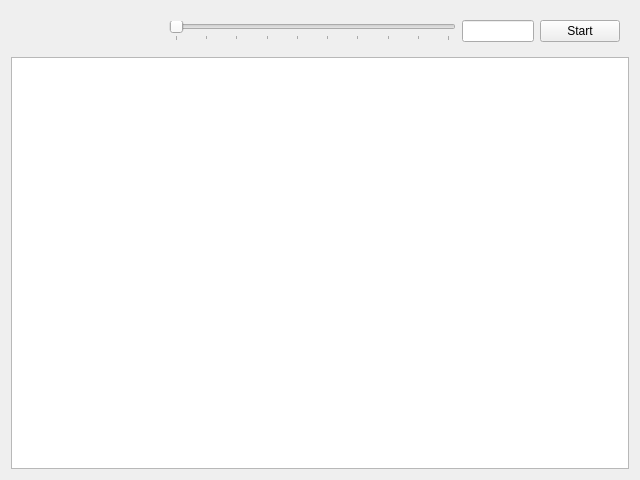
Before: the Qt Designer form src/blackgui/components/interpolationlogdisplay.ui in swift-project/pilotclient, drawn with Qt 5.
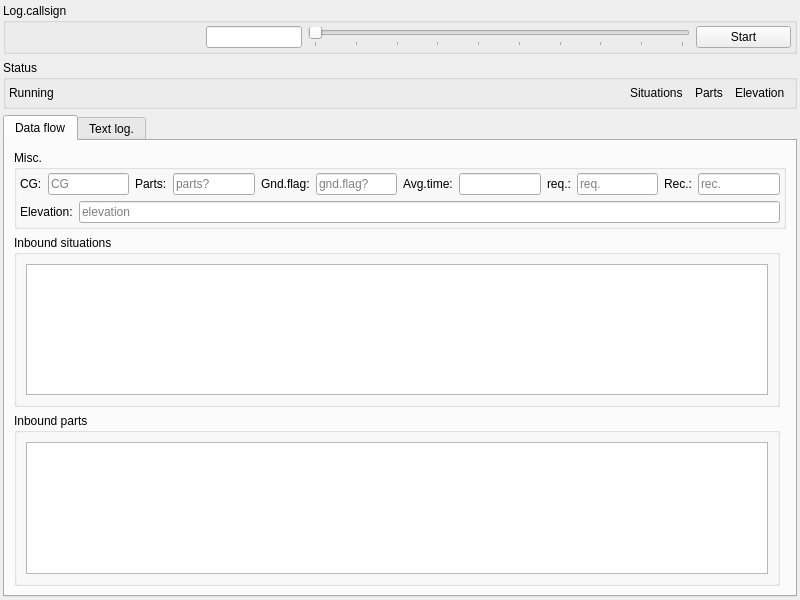
After: the same form once the commit is applied. Custom widgets are drawn as their Qt base class.

Patch:
```diff
--- a/src/blackgui/components/interpolationlogdisplay.ui
+++ b/src/blackgui/components/interpolationlogdisplay.ui
@@ -6,19 +6,57 @@
    <rect>
     <x>0</x>
     <y>0</y>
-    <width>640</width>
-    <height>480</height>
+    <width>800</width>
+    <height>600</height>
    </rect>
   </property>
   <property name="windowTitle">
    <string>Interpolation log. display</string>
   </property>
-  <layout class="QVBoxLayout" name="verticalLayout">
+  <layout class="QVBoxLayout" name="vl_InterpolationLog">
+   <property name="leftMargin">
+    <number>3</number>
+   </property>
+   <property name="topMargin">
+    <number>3</number>
+   </property>
+   <property name="rightMargin">
+    <number>3</number>
+   </property>
+   <property name="bottomMargin">
+    <number>3</number>
+   </property>
    <item>
-    <widget class="QFrame" name="fr_Top">
-     <layout class="QHBoxLayout" name="hl_Top" stretch="2,4,1,1">
+    <widget class="QGroupBox" name="gb_LogCallsign">
+     <property name="title">
+      <string>Log.callsign</string>
+     </property>
+     <layout class="QHBoxLayout" name="hl_LogCallsign" stretch="2,1,4,1">
+      <property name="leftMargin">
+       <number>3</number>
+      </property>
+      <property name="topMargin">
+       <number>3</number>
+      </property>
+      <property name="rightMargin">
+       <number>3</number>
+      </property>
+      <property name="bottomMargin">
+       <number>3</number>
+      </property>
       <item>
-       <widget class="BlackGui::Components::CCallsignCompleter" name="comp_CallsignCompleter"/>
+       <widget class="BlackGui::Components::CCallsignCompleter" name="comp_CallsignCompleter">
+        <property name="focusPolicy">
+         <enum>Qt::StrongFocus</enum>
+        </property>
+       </widget>
+      </item>
+      <item>
+       <widget class="QLineEdit" name="le_UpdateTime">
+        <property name="readOnly">
+         <bool>true</bool>
+        </property>
+       </widget>
       </item>
       <item>
        <widget class="QSlider" name="hs_UpdateTime">
@@ -39,13 +77,6 @@
         </property>
        </widget>
       </item>
-      <item>
-       <widget class="QLineEdit" name="le_UpdateTime">
-        <property name="readOnly">
-         <bool>true</bool>
-        </property>
-       </widget>
-      </item>
       <item>
        <widget class="QPushButton" name="pb_StartStop">
         <property name="text">
@@ -57,10 +88,328 @@
     </widget>
    </item>
    <item>
-    <widget class="QTextEdit" name="te_Log">
-     <property name="readOnly">
-      <bool>true</bool>
+    <widget class="QGroupBox" name="gb_Status">
+     <property name="title">
+      <string>Status</string>
      </property>
+     <layout class="QHBoxLayout" name="hl_Status">
+      <property name="leftMargin">
+       <number>3</number>
+      </property>
+      <property name="topMargin">
+       <number>3</number>
+      </property>
+      <property name="rightMargin">
+       <number>3</number>
+      </property>
+      <property name="bottomMargin">
+       <number>3</number>
+      </property>
+      <item>
+       <widget class="QLabel" name="lbl_RunningLed">
+        <property name="text">
+         <string>Running</string>
+        </property>
+       </widget>
+      </item>
+      <item>
+       <widget class="BlackGui::CLedWidget" name="led_Running" native="true"/>
+      </item>
+      <item>
+       <spacer name="hs_LedBar">
+        <property name="orientation">
+         <enum>Qt::Horizontal</enum>
+        </property>
+        <property name="sizeHint" stdset="0">
+         <size>
+          <width>352</width>
+          <height>20</height>
+         </size>
+        </property>
+       </spacer>
+      </item>
+      <item>
+       <widget class="QLabel" name="lbl_SituationsLed">
+        <property name="text">
+         <string>Situations</string>
+        </property>
+       </widget>
+      </item>
+      <item>
+       <widget class="BlackGui::CLedWidget" name="led_Situation" native="true"/>
+      </item>
+      <item>
+       <widget class="QLabel" name="lbl_PartsLed">
+        <property name="text">
+         <string>Parts</string>
+        </property>
+       </widget>
+      </item>
+      <item>
+       <widget class="BlackGui::CLedWidget" name="led_Parts" native="true"/>
+      </item>
+      <item>
+       <widget class="QLabel" name="lbl_ElevationLed">
+        <property name="text">
+         <string>Elevation</string>
+        </property>
+       </widget>
+      </item>
+      <item>
+       <widget class="BlackGui::CLedWidget" name="led_Elevation" native="true"/>
+      </item>
+     </layout>
+    </widget>
+   </item>
+   <item>
+    <widget class="QTabWidget" name="tw_LogTabs">
+     <property name="currentIndex">
+      <number>0</number>
+     </property>
+     <widget class="QWidget" name="tb_DataFlow">
+      <attribute name="title">
+       <string>Data flow</string>
+      </attribute>
+      <layout class="QGridLayout" name="gridLayout">
+       <item row="4" column="0">
+        <widget class="QGroupBox" name="gb_InboundSituations">
+         <property name="title">
+          <string>Inbound situations</string>
+         </property>
+         <layout class="QVBoxLayout" name="vl_InboundSituations">
+          <item>
+           <widget class="BlackGui::Views::CAircraftSituationView" name="tvp_AircraftSituations">
+            <property name="selectionMode">
+             <enum>QAbstractItemView::SingleSelection</enum>
+            </property>
+            <property name="selectionBehavior">
+             <enum>QAbstractItemView::SelectRows</enum>
+            </property>
+            <attribute name="verticalHeaderVisible">
+             <bool>false</bool>
+            </attribute>
+           </widget>
+          </item>
+         </layout>
+        </widget>
+       </item>
+       <item row="1" column="0" colspan="2">
+        <widget class="QGroupBox" name="gb_DataMisc">
+         <property name="title">
+          <string>Misc.</string>
+         </property>
+         <layout class="QVBoxLayout" name="vl_Misc" stretch="0,0">
+          <property name="leftMargin">
+           <number>3</number>
+          </property>
+          <property name="topMargin">
+           <number>3</number>
+          </property>
+          <property name="rightMargin">
+           <number>3</number>
+          </property>
+          <property name="bottomMargin">
+           <number>3</number>
+          </property>
+          <item>
+           <widget class="QFrame" name="fr_Misc1">
+            <layout class="QHBoxLayout" name="hl_Misc1">
+             <property name="leftMargin">
+              <number>0</number>
+             </property>
+             <property name="topMargin">
+              <number>0</number>
+             </property>
+             <property name="rightMargin">
+              <number>0</number>
+             </property>
+             <property name="bottomMargin">
+              <number>0</number>
+             </property>
+             <item>
+              <widget class="QLabel" name="lbl_CG">
+               <property name="text">
+                <string>CG:</string>
+               </property>
+              </widget>
+             </item>
+             <item>
+              <widget class="QLineEdit" name="le_CG">
+               <property name="readOnly">
+                <bool>true</bool>
+               </property>
+               <property name="placeholderText">
+                <string>CG</string>
+               </property>
+              </widget>
+             </item>
+             <item>
+              <widget class="QLabel" name="lbl_Parts">
+               <property name="text">
+                <string>Parts:</string>
+               </property>
+              </widget>
+             </item>
+             <item>
+              <widget class="QLineEdit" name="le_Parts">
+               <property name="readOnly">
+                <bool>true</bool>
+               </property>
+               <property name="placeholderText">
+                <string>parts?</string>
+               </property>
+              </widget>
+             </item>
+             <item>
+              <widget class="QLabel" name="lbl_GndFlag">
+               <property name="text">
+                <string>Gnd.flag:</string>
+               </property>
+              </widget>
+             </item>
+             <item>
+              <widget class="QLineEdit" name="le_GndFlag">
+               <property name="readOnly">
+                <bool>true</bool>
+               </property>
+               <property name="placeholderText">
+                <string>gnd.flag?</string>
+               </property>
+              </widget>
+             </item>
+             <item>
+              <widget class="QLabel" name="lbl_AverageUpdateTime">
+               <property name="text">
+                <string>Avg.time:</string>
+               </property>
+              </widget>
+             </item>
+             <item>
+              <widget class="QLineEdit" name="le_AvgUpdateTimeMs">
+               <property name="readOnly">
+                <bool>true</bool>
+               </property>
+              </widget>
+             </item>
+             <item>
+              <widget class="QLabel" name="lbl_ElevationRequested">
+               <property name="text">
+                <string>req.:</string>
+               </property>
+              </widget>
+             </item>
+             <item>
+              <widget class="QLineEdit" name="le_ElevationReq">
+               <property name="toolTip">
+                <string>elevation requested</string>
+               </property>
+               <property name="readOnly">
+                <bool>true</bool>
+               </property>
+               <property name="placeholderText">
+                <string>req.</string>
+               </property>
+              </widget>
+             </item>
+             <item>
+              <widget class="QLabel" name="lbl_ElevationReceived">
+               <property name="text">
+                <string>Rec.:</string>
+               </property>
+              </widget>
+             </item>
+             <item>
+              <widget class="QLineEdit" name="le_ElevationRec">
+               <property name="toolTip">
+                <string>elevation received</string>
+               </property>
+               <property name="readOnly">
+                <bool>true</bool>
+               </property>
+               <property name="placeholderText">
+                <string>rec.</string>
+               </property>
+              </widget>
+             </item>
+            </layout>
+           </widget>
+          </item>
+          <item>
+           <widget class="QFrame" name="fr_Misc2">
+            <layout class="QHBoxLayout" name="hl_Misc2">
+             <property name="leftMargin">
+              <number>0</number>
+             </property>
+             <property name="topMargin">
+              <number>0</number>
+             </property>
+             <property name="rightMargin">
+              <number>0</number>
+             </property>
+             <property name="bottomMargin">
+              <number>0</number>
+             </property>
+             <item>
+              <widget class="QLabel" name="lbl_Elevation">
+               <property name="text">
+                <string>Elevation:</string>
+               </property>
+              </widget>
+             </item>
+             <item>
+              <widget class="QLineEdit" name="le_Elevation">
+               <property name="readOnly">
+                <bool>true</bool>
+               </property>
+               <property name="placeholderText">
+                <string>elevation</string>
+               </property>
+              </widget>
+             </item>
+            </layout>
+           </widget>
+          </item>
+         </layout>
+        </widget>
+       </item>
+       <item row="5" column="0">
+        <widget class="QGroupBox" name="gb_InboundParts">
+         <property name="title">
+          <string>Inbound parts</string>
+         </property>
+         <layout class="QVBoxLayout" name="vl_InboundParts">
+          <item>
+           <widget class="BlackGui::Views::CAircraftPartsView" name="tvp_AircraftParts">
+            <property name="selectionMode">
+             <enum>QAbstractItemView::SingleSelection</enum>
+            </property>
+            <property name="selectionBehavior">
+             <enum>QAbstractItemView::SelectRows</enum>
+            </property>
+            <attribute name="verticalHeaderVisible">
+             <bool>false</bool>
+            </attribute>
+           </widget>
+          </item>
+         </layout>
+        </widget>
+       </item>
+      </layout>
+     </widget>
+     <widget class="QWidget" name="tb_TextLog">
+      <attribute name="title">
+       <string>Text log.</string>
+      </attribute>
+      <layout class="QVBoxLayout" name="verticalLayout_2">
+       <item>
+        <widget class="QTextEdit" name="te_TextLog">
+         <property name="readOnly">
+          <bool>true</bool>
+         </property>
+        </widget>
+       </item>
+      </layout>
+     </widget>
     </widget>
    </item>
   </layout>
@@ -72,6 +421,22 @@
    <header>blackgui/components/callsigncompleter.h</header>
    <container>1</container>
   </customwidget>
+  <customwidget>
+   <class>BlackGui::Views::CAircraftPartsView</class>
+   <extends>QTableView</extends>
+   <header>blackgui/views/aircraftpartsview.h</header>
+  </customwidget>
+  <customwidget>
+   <class>BlackGui::Views::CAircraftSituationView</class>
+   <extends>QTableView</extends>
+   <header>blackgui/views/aircraftsituationview.h</header>
+  </customwidget>
+  <customwidget>
+   <class>BlackGui::CLedWidget</class>
+   <extends>QWidget</extends>
+   <header>blackgui/led.h</header>
+   <container>1</container>
+  </customwidget>
  </customwidgets>
  <resources/>
  <connections/>
```
Left out of the diff: 16 changed lines with no effect on the pictures.
